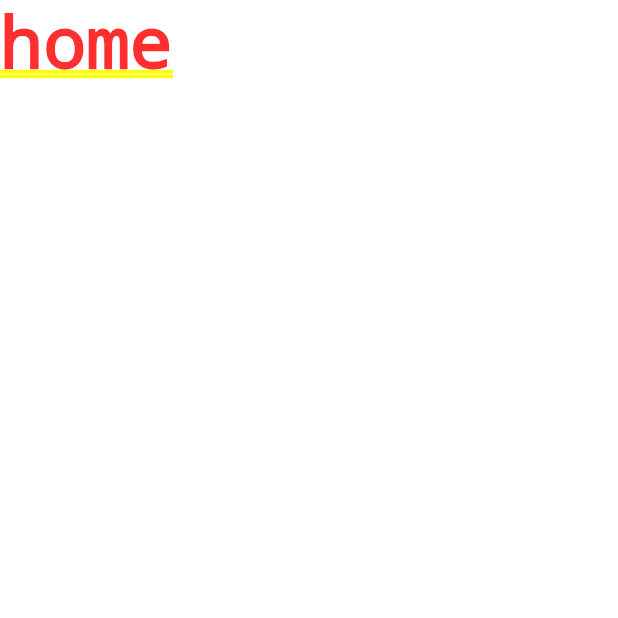
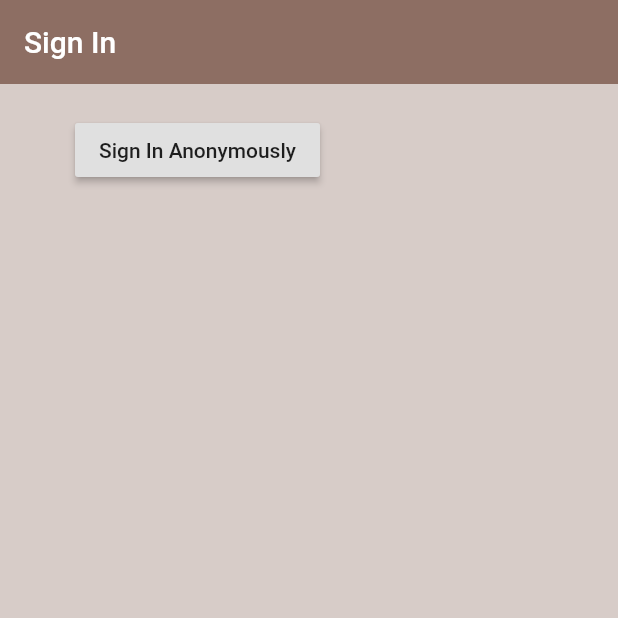
Before and after one commit to niaperedo/brew_coffee, a Flutter app: the screen it shows after launch, on a phone screen of 412 x 824 dp, the top half of it. Run offline on Flutter 3.47's test engine with Material 2 defaults, Android fonts, the phone set to English and light mode, and no system bars; our stand-ins replace firebase_auth; accounts and stored records are empty.

Commit message:
Add lesson 4

```diff
--- a/lib/screens/authenticate/authenticate.dart
+++ b/lib/screens/authenticate/authenticate.dart
@@ -1,3 +1,4 @@
+import 'package:brew_coffee/screens/authenticate/sign_in.dart';
 import 'package:flutter/material.dart';
 
 class Authenticate extends StatefulWidget {
@@ -9,7 +10,7 @@ class _AuthenticateState extends State<Authenticate> {
   @override
   Widget build(BuildContext context) {
     return Container(
-      child: Text('authenticate')
+      child: SignIn()
     );
   }
 }
--- /dev/null
+++ b/lib/screens/authenticate/sign_in.dart
@@ -0,0 +1,39 @@
+import 'package:brew_coffee/services/auth.dart';
+import 'package:flutter/material.dart';
+
+class SignIn extends StatefulWidget {
+  @override
+  _SignInState createState() => _SignInState();
+}
+
+class _SignInState extends State<SignIn> {
+  final AuthService _auth = AuthService();
+
+  @override
+  Widget build(BuildContext context) {
+    return Scaffold(
+      backgroundColor: Colors.brown[100],
+      appBar: AppBar(
+        backgroundColor: Colors.brown[400],
+        elevation: 0.0,
+        title: Text('Sign In')
+      ),
+      body: Container(
+        padding: EdgeInsets.symmetric(vertical: 20.0, horizontal: 50.0),
+        child: RaisedButton(
+          child: Text('Sign In Anonymously'),
+          onPressed: () async {
+            dynamic result = await _auth.signInAnon();
+
+            if (result == null) {
+              print('error signing in');
+            } else {
+              print('signed in');
+              print(result);
+            }
+          },
+        ),
+      )
+    );
+  }
+}
--- a/lib/screens/wrapper.dart
+++ b/lib/screens/wrapper.dart
@@ -1,9 +1,9 @@
-import 'package:brew_coffee/screens/home/home.dart';
+import 'package:brew_coffee/screens/authenticate/authenticate.dart';
 import 'package:flutter/material.dart';
 
 class Wrapper extends StatelessWidget {
   @override
   Widget build(BuildContext context) {
-    return Home();
+    return Authenticate();
   }
 }
```
Also changed, not shown: lib/services/auth.dart (added, +18 -0 lines), 3 other files.
